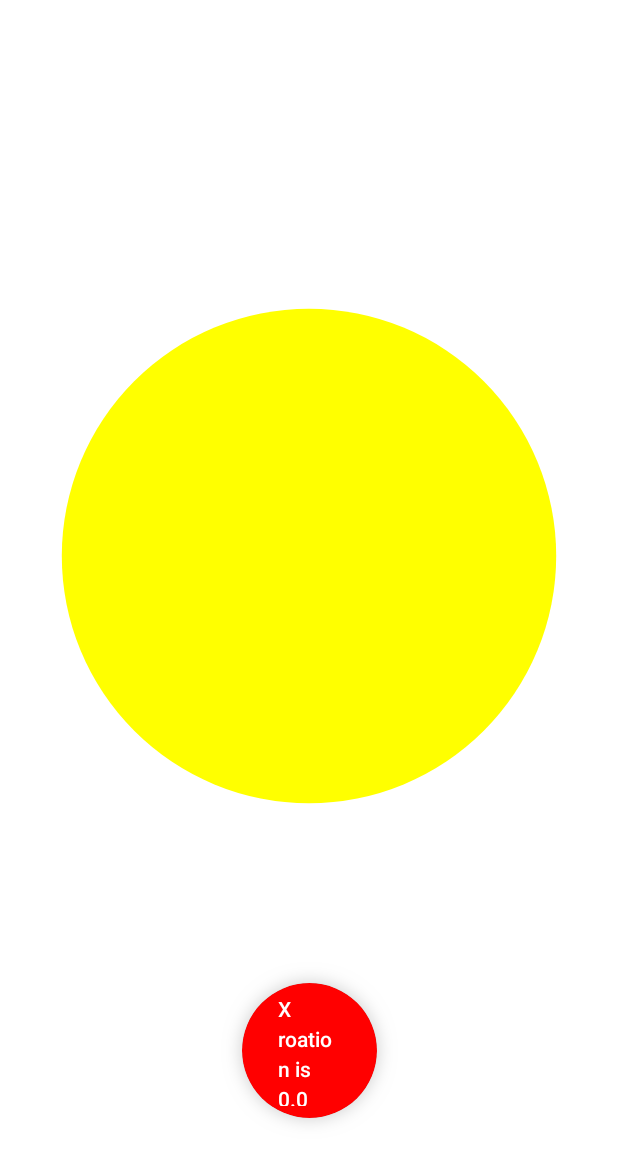
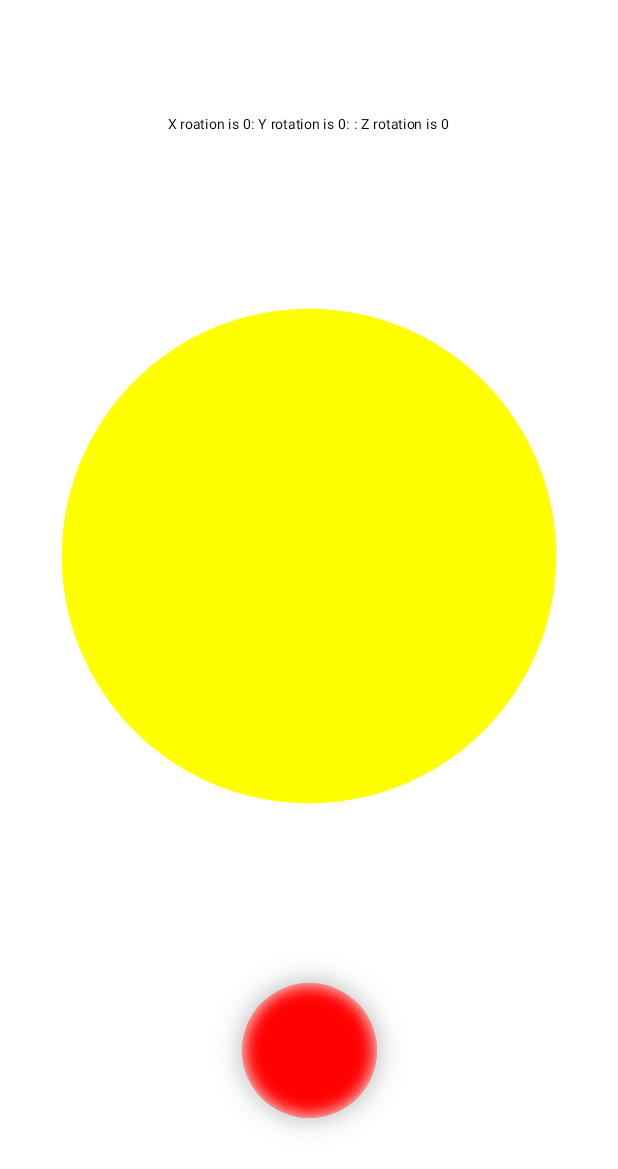
Before and after one commit to Sidd0OP/PolaCam, an Android app built with Jetpack Compose: the screen it shows after launch (MainActivity), on a phone screen of 412 x 824 dp. Shown: the top 1169 px of the screen. Run offline under Robolectric (Android 15) with nearby library versions, the phone set to English and light mode, and no system bars; libraries missing offline, so code that uses them is left out: androidx.camera.core, androidx.camera.view, org.opencv.android, org.opencv.core, org.opencv.imgproc; 5 statements that could not run were skipped.

Commit message:
corrected x and y values of rotation, added inner shadow

```diff
--- a/app/src/main/java/com/app/polacam/MainActivity.kt
+++ b/app/src/main/java/com/app/polacam/MainActivity.kt
@@ -2,6 +2,9 @@ package com.app.polacam
 
 import CamOperator
 import android.Manifest
+import android.graphics.BlurMaskFilter
+import android.graphics.PorterDuff
+import android.graphics.PorterDuffXfermode
 import android.net.Uri
 import android.os.Bundle
 import android.os.Handler
@@ -45,13 +48,18 @@ import androidx.compose.ui.Alignment
 import androidx.compose.ui.Modifier
 import androidx.compose.ui.draw.clip
 import androidx.compose.ui.draw.drawBehind
+import androidx.compose.ui.draw.drawWithContent
+import androidx.compose.ui.geometry.Offset
+import androidx.compose.ui.geometry.Rect
 import androidx.compose.ui.graphics.Color
 import androidx.compose.ui.graphics.Paint
 import androidx.compose.ui.graphics.drawscope.drawIntoCanvas
 import androidx.compose.ui.platform.LocalContext
 import androidx.compose.ui.tooling.preview.Preview
 import androidx.compose.ui.unit.Dp
+import androidx.compose.ui.unit.TextUnit
 import androidx.compose.ui.unit.dp
+import androidx.compose.ui.unit.sp
 import androidx.compose.ui.viewinterop.AndroidView
 import androidx.lifecycle.compose.LocalLifecycleOwner
 import androidx.media3.common.util.Log
@@ -65,6 +73,8 @@ import java.util.concurrent.ExecutorService
 import java.util.concurrent.Executors
 import androidx.core.graphics.toColorInt
 import com.app.polacam.gyro.Rotation
+import com.app.polacam.ui.theme.innerShadow
+import kotlin.math.asin
 
 
 class MainActivity : ComponentActivity() {
@@ -89,6 +99,74 @@ class MainActivity : ComponentActivity() {
             .activityResultLauncher
             .launch(REQUIRED_PERMISSIONS)
 
+    }
+
+    fun Modifier.innerShadow(
+        color: Color = Color.Black,
+        cornersRadius: Dp = 0.dp,
+        spread: Dp = 0.dp,
+        blur: Dp = 0.dp,
+        offsetY: Dp = 0.dp,
+        offsetX: Dp = 0.dp
+    ) = this.drawWithContent {
+
+        drawContent()
+
+        val rect = Rect(Offset.Zero, size)
+        val paint = Paint()
+
+        drawIntoCanvas {
+
+            paint.color = color
+            paint.isAntiAlias = true
+            it.saveLayer(rect, paint)
+            it.drawRoundRect(
+                left = rect.left,
+                top = rect.top,
+                right = rect.right,
+                bottom = rect.bottom,
+                cornersRadius.toPx(),
+                cornersRadius.toPx(),
+                paint
+            )
+            val frameworkPaint = paint.asFrameworkPaint()
+            frameworkPaint.xfermode = PorterDuffXfermode(PorterDuff.Mode.DST_OUT)
+            if (blur.toPx() > 0) {
+                frameworkPaint.maskFilter = BlurMaskFilter(blur.toPx(), BlurMaskFilter.Blur.NORMAL)
+            }
+            val left = if (offsetX > 0.dp) {
+                rect.left + offsetX.toPx()
+            } else {
+                rect.left
+            }
+            val top = if (offsetY > 0.dp) {
+                rect.top + offsetY.toPx()
+            } else {
+                rect.top
+            }
+            val right = if (offsetX < 0.dp) {
+                rect.right + offsetX.toPx()
+            } else {
+                rect.right
+            }
+            val bottom = if (offsetY < 0.dp) {
+                rect.bottom + offsetY.toPx()
+            } else {
+                rect.bottom
+            }
+            paint.color = Color.Black
+            it.drawRoundRect(
+                left = left + spread.toPx() / 2,
+                top = top + spread.toPx() / 2,
+                right = right - spread.toPx() / 2,
+                bottom = bottom - spread.toPx() / 2,
+                cornersRadius.toPx(),
+                cornersRadius.toPx(),
+                paint
+            )
+            frameworkPaint.xfermode = null
+            frameworkPaint.maskFilter = null
+        }
     }
 
     fun Modifier.drawColoredShadow(
@@ -161,17 +239,22 @@ class MainActivity : ComponentActivity() {
 
                 var xRot by remember { mutableStateOf(0.0f) }
                 var yRot by remember { mutableStateOf(0.0f) }
+                var zRot by remember { mutableStateOf(0.0f) }
+
+                val dragFactor = 5.0f
 
                 LaunchedEffect(Unit) {
                     rotationProvider.getRotation { x, y, z ->
-                        println("X is $x and Y is $y z is $z")
-                        val scaleFactor = 20f
-                        xRot = y * scaleFactor * -1
-                        yRot = x * scaleFactor * -1
+//                        println("X is $x and Y is $y z is $z")
+
+                        xRot = (x) * dragFactor
+                        yRot = -1 * (y) * dragFactor
+                        zRot = (z) * dragFactor
+
                     }
                 }
 
-                // DisposableEffect to unregister the listener when the composable leaves the screen
+
                 DisposableEffect(Unit) {
                     onDispose {
                         rotationProvider.onPause()
@@ -209,7 +292,17 @@ class MainActivity : ComponentActivity() {
                                     .background(background),
 
                                 contentAlignment = Alignment.Center
-                            ) {}
+                            ) {
+
+                                Text(
+                                    text = "X roation is ${xRot.toInt()}: Y rotation is ${yRot.toInt()}: : Z rotation is ${zRot.toInt()}",
+                                    color = Color.Black,
+                                    fontSize = 9.sp
+
+
+
+                                )
+                            }
 
 
                             Box(
@@ -249,7 +342,8 @@ class MainActivity : ComponentActivity() {
                                     modifier = Modifier
                                         .size(90.dp)
                                         .padding(0.dp,0.dp)
-                                        .drawColoredShadow(shadow,0.2f,offsetX = xRot.dp,offsetY = yRot.dp,borderRadius = 200.dp,shadowRadius = 10.dp)
+                                        .drawColoredShadow(shadow,0.3f,offsetX = xRot.dp,offsetY = yRot.dp,borderRadius = 200.dp,shadowRadius = 15.dp)
+                                        .innerShadow(innerShadow, cornersRadius = 200.dp, offsetX = xRot.dp,offsetY = yRot.dp ,spread =  0.5.dp , blur = 10.dp)
                                         .clip(CircleShape),
 
                                     colors = ButtonDefaults.buttonColors(
@@ -277,11 +371,7 @@ class MainActivity : ComponentActivity() {
                                 ) {
 
 
-                                    Text(
-                                        text = "X roation is ${xRot}",
-                                        color = Color.White
 
-                                    )
 
                                 }
 
--- a/app/src/main/java/com/app/polacam/ui/theme/Color.kt
+++ b/app/src/main/java/com/app/polacam/ui/theme/Color.kt
@@ -4,6 +4,7 @@ import androidx.compose.ui.graphics.Color
 
 
 val shadow = Color.Black
+val innerShadow = Color.White
 val background = Color.White
 val button = Color.Red
 
```
Also changed, not shown: app/src/main/java/com/app/polacam/gyro/Rotation.kt (+15 -1 lines).
